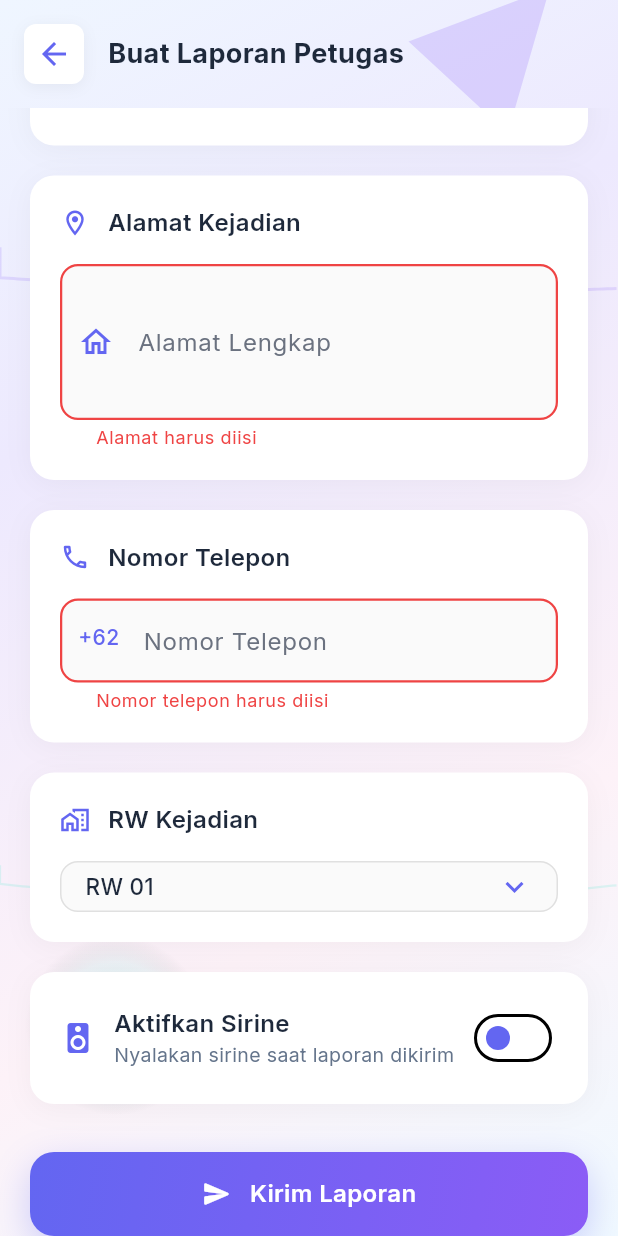
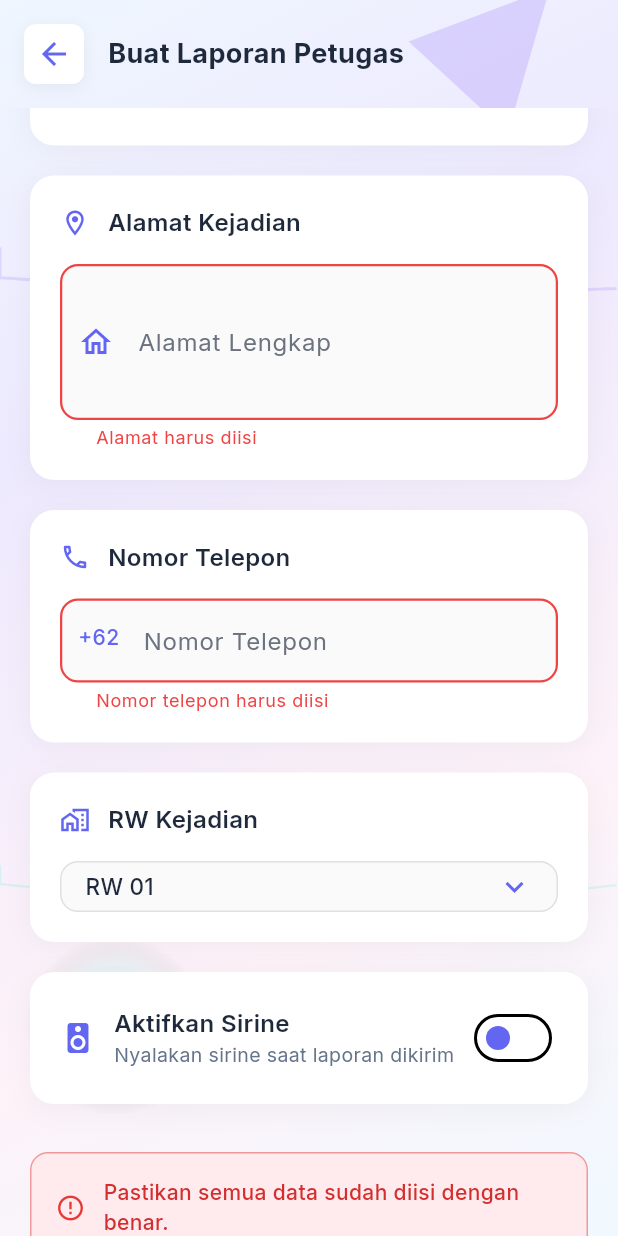
Before and after one commit to Vanszs/Aplikasi_Pintar_Petugas, a Flutter app: the OfficerReportFormScreen screen opened by its route, scrolled down 474 dp, after a tap on "Kirim Laporan", on a phone screen of 412 x 824 dp. Run offline on Flutter 3.47's test engine with Material 3 defaults, Android fonts, the phone set to English and light mode, and no system bars; drawn by our look-alikes of flutter_animate; our stand-ins replace connectivity_plus, firebase_core, firebase_messaging, flutter_local_notifications, flutter_riverpod, go_router and 6 more; missing offline and left inert: flutter_background_service, flutter_background_service_android; accounts and stored records are empty.

Commit message:
offoce form rapi

```diff
--- a/lib/screens/officer_report_form_screen.dart
+++ b/lib/screens/officer_report_form_screen.dart
@@ -43,21 +43,21 @@ class _OfficerReportFormScreenState extends ConsumerState<OfficerReportFormScree
   Future<void> _submitReport() async {
     // Hide keyboard first for better UX
     FocusManager.instance.primaryFocus?.unfocus();
-
+    // Validate form
     if (!_formKey.currentState!.validate()) {
+      setState(() {
+        _errorMessage = 'Pastikan semua data sudah diisi dengan benar.';
+      });
       return;
     }
-
     setState(() {
       _isSubmitting = true;
       _errorMessage = null;
     });
-
     try {
       final String jenisLaporan = _selectedJenisLaporan == 'lainnya'
           ? _customJenisLaporanController.text
           : _selectedJenisLaporan;
-
       // Make sure phone number is properly formatted (remove any prefix if user added it)
       String phoneNumber = _phoneController.text.trim();
       if (phoneNumber.startsWith('+62')) {
@@ -65,14 +65,18 @@ class _OfficerReportFormScreenState extends ConsumerState<OfficerReportFormScree
       } else if (phoneNumber.startsWith('0')) {
         phoneNumber = phoneNumber.substring(1);
       }
-
-      // Show debug logs to check values before sending
+      // Defensive: check user
       final authState = ref.read(authProvider);
       final user = authState.user;
       final userName = user?.name ?? 'Petugas';
-      debugPrint('Auth state: isAuthenticated=${authState.isAuthenticated}, user=${user?.toJson()}');
-      debugPrint('Sending report with name: $userName');
-
+      if (userName.isEmpty) {
+        setState(() {
+          _isSubmitting = false;
+          _errorMessage = 'User tidak ditemukan, silakan login ulang.';
+        });
+        return;
+      }
+      // Try send report
       final success = await ref.read(reportProvider.notifier).sendPetugasReport(
         name: userName,
         address: _addressController.text,
@@ -81,15 +85,11 @@ class _OfficerReportFormScreenState extends ConsumerState<OfficerReportFormScree
         rwNumber: _selectedRW,
         isSirine: _isSirine,
       );
-
       if (!mounted) return;
-
       if (success) {
-        // Success animation before popping
         setState(() {
           _isSubmitting = false;
         });
-
         // Show success dialog with animation
         showDialog(
           context: context,
@@ -143,16 +143,30 @@ class _OfficerReportFormScreenState extends ConsumerState<OfficerReportFormScree
       } else {
         setState(() {
           _isSubmitting = false;
-          _errorMessage = ref.read(reportProvider).errorMessage ?? 'Gagal mengirim laporan';
+          _errorMessage = ref.read(reportProvider).errorMessage ?? 'Gagal mengirim laporan, silakan coba lagi.';
         });
       }
-    } catch (e) {
+    } catch (e, stack) {
       if (!mounted) return;
-
+      debugPrint('Error saat mengirim laporan: $e\n$stack');
       setState(() {
         _isSubmitting = false;
-        _errorMessage = 'Error: ${e.toString()}';
+        _errorMessage = 'Terjadi kesalahan, silakan coba lagi. (${e.toString()})';
       });
+      // Optional: tampilkan dialog error
+      showDialog(
+        context: context,
+        builder: (context) => AlertDialog(
+          title: const Text('Error'),
+          content: Text('Terjadi kesalahan saat mengirim laporan. Silakan coba lagi.\n${e.toString()}'),
+          actions: [
+            TextButton(
+              onPressed: () => Navigator.pop(context),
+              child: const Text('Tutup'),
+            ),
+          ],
+        ),
+      );
     }
   }
 
```
